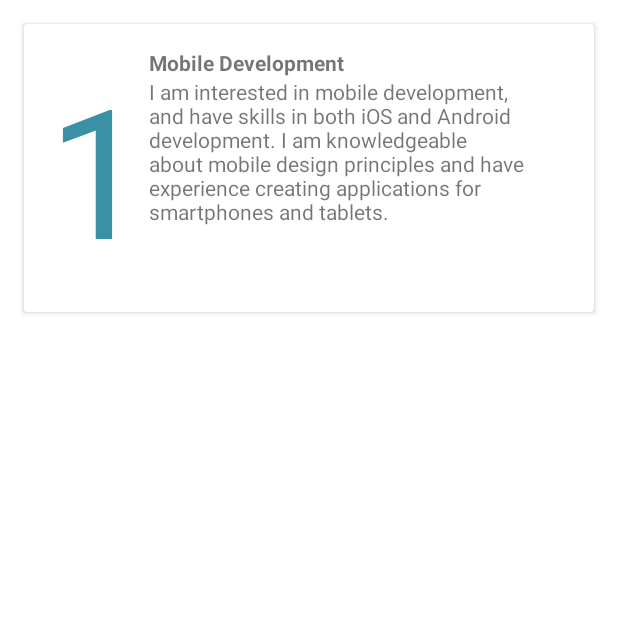
After one commit to Crucialjun/MyCV, an Android app: the IntrestsFragment screen opened through its navigation route, on a phone screen of 412 x 824 dp, the top half of it. The commit adds this screen. Run offline under Robolectric (Android 15) with nearby library versions, the phone set to English and light mode, and no system bars; Roboto replaces fonts that are not available here.

Commit message:
Intrests screen

```diff
--- a/app/build.gradle
+++ b/app/build.gradle
@@ -52,4 +52,6 @@ dependencies {
 
     androidTestImplementation 'androidx.test.ext:junit:1.1.5'
     androidTestImplementation 'androidx.test.espresso:espresso-core:3.5.1'
+
+    implementation "info.androidhive:fontawesome:0.0.5"
 }
--- /dev/null
+++ b/app/src/main/java/com/example/mycv/IntrestsFragment.kt
@@ -0,0 +1,27 @@
+package com.example.mycv
+
+import android.os.Bundle
+import androidx.fragment.app.Fragment
+import android.view.LayoutInflater
+import android.view.View
+import android.view.ViewGroup
+
+
+class IntrestsFragment : Fragment() {
+
+
+    override fun onCreate(savedInstanceState: Bundle?) {
+        super.onCreate(savedInstanceState)
+
+    }
+
+    override fun onCreateView(
+        inflater: LayoutInflater, container: ViewGroup?,
+        savedInstanceState: Bundle?
+    ): View? {
+        // Inflate the layout for this fragment
+        return inflater.inflate(R.layout.fragment_intrests, container, false)
+    }
+
+
+}
--- a/app/src/main/res/layout/fragment_dashboard.xml
+++ b/app/src/main/res/layout/fragment_dashboard.xml
@@ -154,6 +154,7 @@
                 app:layout_constraintTop_toTopOf="parent">
 
                 <LinearLayout
+                   android:padding="8dp"
                     android:layout_width="match_parent"
                     android:layout_height="match_parent"
                     android:orientation="vertical">
@@ -167,6 +168,12 @@
                         app:tint="@color/white">
 
                     </ImageView>
+
+                    <Space
+                        android:layout_width="match_parent"
+                        android:layout_height="4dp">
+
+                    </Space>
 
                     <TextView
                         android:textStyle="bold"
@@ -206,6 +213,7 @@
                 app:layout_constraintTop_toTopOf="@+id/guideline4">
 
                 <LinearLayout
+                    android:padding="8dp"
                     android:layout_width="match_parent"
                     android:layout_height="match_parent"
                     android:orientation="vertical">
@@ -219,6 +227,12 @@
                         app:tint="@color/white">
 
                     </ImageView>
+
+                    <Space
+                        android:layout_width="match_parent"
+                        android:layout_height="4dp">
+
+                    </Space>
 
                     <TextView
                         android:textStyle="bold"
@@ -258,6 +272,7 @@
                 app:layout_constraintTop_toTopOf="@+id/guideline4">
 
                 <LinearLayout
+                    android:padding="8dp"
                     android:layout_width="match_parent"
                     android:layout_height="match_parent"
                     android:orientation="vertical">
@@ -271,6 +286,11 @@
                         app:tint="@color/white">
 
                     </ImageView>
+                    <Space
+                        android:layout_width="match_parent"
+                        android:layout_height="4dp">
+
+                    </Space>
 
                     <TextView
                         android:textStyle="bold"
@@ -310,6 +330,7 @@
                 app:layout_constraintTop_toTopOf="parent">
 
                 <LinearLayout
+                    android:padding="8dp"
                     android:layout_width="match_parent"
                     android:layout_height="match_parent"
                     android:orientation="vertical">
@@ -323,6 +344,12 @@
                         app:tint="@color/white">
 
                     </ImageView>
+                    <Space
+
+                        android:layout_width="match_parent"
+                        android:layout_height="4dp">
+
+                    </Space>
 
                     <TextView
                         android:layout_width="wrap_content"
--- /dev/null
+++ b/app/src/main/res/layout/fragment_intrests.xml
@@ -0,0 +1,68 @@
+<?xml version="1.0" encoding="utf-8"?>
+<ScrollView xmlns:android="http://schemas.android.com/apk/res/android"
+    xmlns:tools="http://schemas.android.com/tools"
+    android:layout_width="match_parent"
+    android:layout_height="match_parent"
+    tools:context=".IntrestsFragment">
+
+    <LinearLayout
+        android:orientation="vertical"
+        android:layout_width="match_parent"
+        android:layout_height="wrap_content">
+
+        <androidx.cardview.widget.CardView
+            android:elevation="24dp"
+            android:background="@android:color/white"
+            android:layout_margin="16dp"
+            android:layout_width="match_parent"
+            android:layout_height="wrap_content">
+
+            <LinearLayout
+                android:padding="16dp"
+                android:orientation="horizontal"
+                android:layout_width="wrap_content"
+                android:layout_height="wrap_content">
+
+                <TextView
+                    android:fontFamily="@font/font_awesome"
+                    android:text="1"
+                    android:textColor="@color/accent_green"
+                    android:textSize="120sp"
+                    android:layout_width="wrap_content"
+                    android:layout_height="wrap_content">
+
+                </TextView>
+
+                <LinearLayout
+                    android:orientation="vertical"
+                    android:layout_width="wrap_content"
+                    android:layout_height="wrap_content">
+
+                    <TextView
+                        android:textStyle="bold"
+                        android:text="Mobile Development"
+                        android:layout_width="wrap_content"
+                        android:layout_height="wrap_content">
+
+                    </TextView>
+
+                    <TextView
+                        android:layout_width="wrap_content"
+                        android:layout_height="wrap_content"
+                        android:text="I am interested in mobile development, and have skills in both iOS and Android development. I am knowledgeable about mobile design principles and have experience creating applications for smartphones and tablets."
+                        >
+
+                    </TextView>
+
+                </LinearLayout>
+
+            </LinearLayout>
+
+        </androidx.cardview.widget.CardView>
+
+
+    </LinearLayout>
+
+
+
+</ScrollView>
--- a/app/src/main/res/navigation/nav_graph.xml
+++ b/app/src/main/res/navigation/nav_graph.xml
@@ -14,6 +14,9 @@
         <action
             android:id="@+id/action_dashboardFragment_to_backgroundFragment"
             app:destination="@id/backgroundFragment" />
+        <action
+            android:id="@+id/action_dashboardFragment_to_intrestsFragment"
+            app:destination="@id/intrestsFragment" />
     </fragment>
     <fragment
         android:id="@+id/experienceFragment"
@@ -25,4 +28,9 @@
         android:name="com.example.mycv.BackgroundFragment"
         android:label="fragment_background"
         tools:layout="@layout/fragment_background" />
+    <fragment
+        android:id="@+id/intrestsFragment"
+        android:name="com.example.mycv.IntrestsFragment"
+        android:label="fragment_intrests"
+        tools:layout="@layout/fragment_intrests" />
 </navigation>
```
Also changed, not shown: 1 other file.
